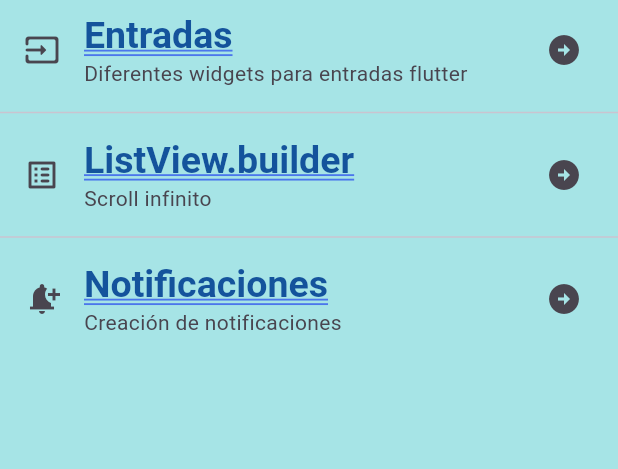
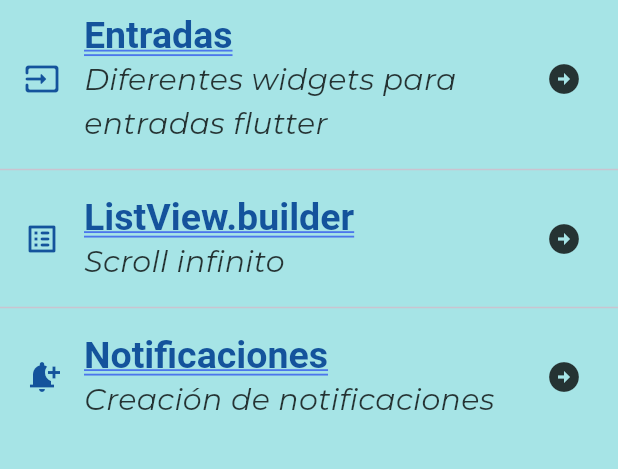
Before and after one commit to Lawitadelimon/componentes_flutter, a Flutter app: the screen it shows after launch, on a phone screen of 412 x 824 dp, the part 84-553 px from its top. Run offline on Flutter 3.47's test engine with Material 3 defaults, Android fonts, the phone set to English and light mode, and no system bars; our stand-ins replace google_fonts.

Commit message:
Finalizing the app theme

```diff
--- a/lib/screens/home_screen.dart
+++ b/lib/screens/home_screen.dart
@@ -1,4 +1,5 @@
 import 'package:flutter/material.dart';
+import 'package:practica3/theme/app_theme.dart';
 
 class HomeScreen extends StatelessWidget {
   const HomeScreen({super.key});
@@ -16,30 +17,34 @@ class HomeScreen extends StatelessWidget {
         body: ListView(
           children: [
             ListTile(
-              leading: const Icon(Icons.input_rounded),
+              leading:  const Icon(Icons.input_rounded, color: AppTheme.mainColor),
             title: Text('Entradas',
             style: Theme.of(context).textTheme.headlineLarge,
+
             ),
-            subtitle: const Text('Diferentes widgets para entradas flutter'),
-            trailing: const Icon(Icons.arrow_circle_right),
+            subtitle:  Text('Diferentes widgets para entradas flutter',
+            style: AppTheme.lightTheme.textTheme.bodySmall),
+            trailing: const Icon(Icons.arrow_circle_right, color: AppTheme.accentColor),
             ),
             const Divider(),
             ListTile(
-              leading: const Icon(Icons.list_alt_rounded),
+              leading: const Icon(Icons.list_alt_rounded, color: AppTheme.mainColor),
             title: Text('ListView.builder',
             style: Theme.of(context).textTheme.headlineLarge,
             ),
-            subtitle: const Text('Scroll infinito'),
-            trailing: const Icon(Icons.arrow_circle_right),
+            subtitle:  Text('Scroll infinito',
+            style: AppTheme.lightTheme.textTheme.bodySmall),
+            trailing: const Icon(Icons.arrow_circle_right, color: AppTheme.accentColor),
             ),
             const Divider(),
             ListTile(
-              leading: const Icon(Icons.notification_add),
+              leading: const Icon(Icons.notification_add, color: AppTheme.mainColor,),
             title: Text('Notificaciones',
             style: Theme.of(context).textTheme.headlineLarge,
             ),
-            subtitle: const Text('Creación de notificaciones'),
-            trailing: const Icon(Icons.arrow_circle_right),
+            subtitle: Text('Creación de notificaciones',
+            style: AppTheme.lightTheme.textTheme.bodySmall),
+            trailing: const Icon(Icons.arrow_circle_right, color: AppTheme.accentColor),
           ),
         ],
       ),
--- a/lib/theme/app_theme.dart
+++ b/lib/theme/app_theme.dart
@@ -4,6 +4,7 @@ import 'package:google_fonts/google_fonts.dart';
 class AppTheme{
   // Declaraciones de color
   static const mainColor = Color.fromARGB(255, 20, 83, 156);
+  static const accentColor = Color.fromARGB(199, 0, 0, 0);
   static const backColor = Color.fromARGB(248, 164, 227, 229);
 
   //Declaraciones del tema claro
@@ -22,6 +23,14 @@ class AppTheme{
         fontStyle: FontStyle.normal
       ),
 
+      bodySmall: GoogleFonts.montserrat(
+        color: accentColor,
+        fontSize: 20,
+        fontWeight: FontWeight.w400,
+        fontStyle: FontStyle.italic
+
+      )
+
     ),
   );
 }
```
